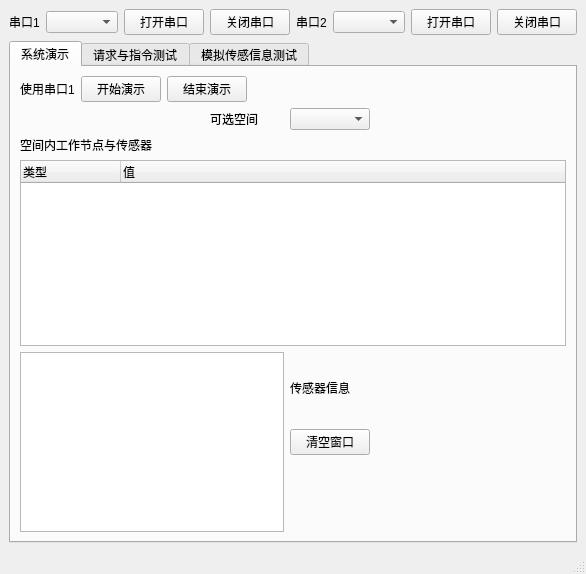
Goldensoap/HWSCS_GUI_TEST, file untitled.ui: the form before one commit.
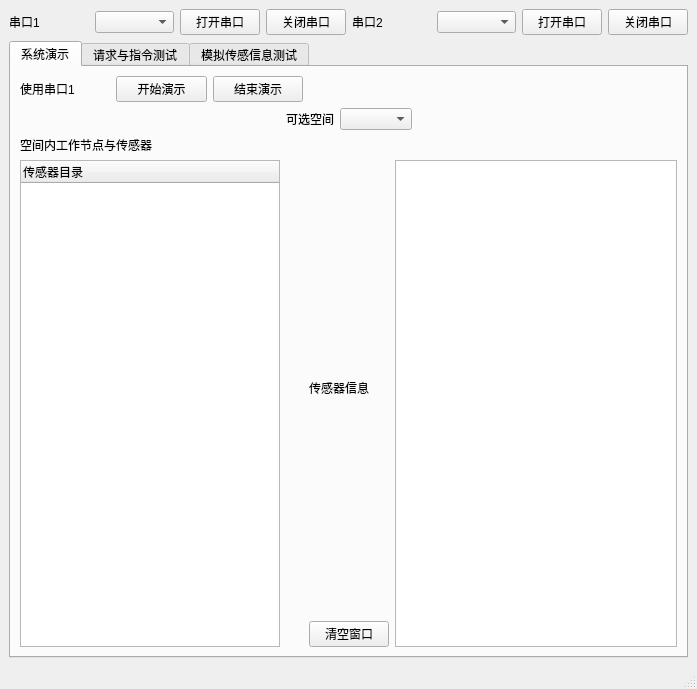
The form after the commit.

Commit message: 修改ui和对应逻辑

```diff
--- a/untitled.ui
+++ b/untitled.ui
@@ -6,8 +6,8 @@
    <rect>
     <x>0</x>
     <y>0</y>
-    <width>562</width>
-    <height>574</height>
+    <width>697</width>
+    <height>689</height>
    </rect>
   </property>
   <property name="windowTitle">
@@ -81,75 +81,32 @@
         <string>系统演示</string>
        </attribute>
        <layout class="QGridLayout" name="gridLayout_5">
-        <item row="4" column="5">
-         <widget class="QLabel" name="label_23">
-          <property name="text">
-           <string>传感器信息</string>
-          </property>
-         </widget>
+        <item row="0" column="0" colspan="2">
+         <layout class="QHBoxLayout" name="horizontalLayout_6">
+          <item>
+           <widget class="QLabel" name="label_24">
+            <property name="text">
+             <string>使用串口1</string>
+            </property>
+           </widget>
+          </item>
+          <item>
+           <widget class="QPushButton" name="StartDemo">
+            <property name="text">
+             <string>开始演示</string>
+            </property>
+           </widget>
+          </item>
+          <item>
+           <widget class="QPushButton" name="EndDemo">
+            <property name="text">
+             <string>结束演示</string>
+            </property>
+           </widget>
+          </item>
+         </layout>
         </item>
-        <item row="3" column="0" colspan="7">
-         <widget class="QTreeWidget" name="SpaceItemTree">
-          <property name="columnCount">
-           <number>2</number>
-          </property>
-          <column>
-           <property name="text">
-            <string>类型</string>
-           </property>
-          </column>
-          <column>
-           <property name="text">
-            <string>值</string>
-           </property>
-          </column>
-         </widget>
-        </item>
-        <item row="2" column="0" colspan="2">
-         <widget class="QLabel" name="label_22">
-          <property name="text">
-           <string>空间内工作节点与传感器</string>
-          </property>
-         </widget>
-        </item>
-        <item row="4" column="6">
-         <spacer name="horizontalSpacer_5">
-          <property name="orientation">
-           <enum>Qt::Horizontal</enum>
-          </property>
-          <property name="sizeHint" stdset="0">
-           <size>
-            <width>191</width>
-            <height>20</height>
-           </size>
-          </property>
-         </spacer>
-        </item>
-        <item row="4" column="0" rowspan="3" colspan="5">
-         <widget class="QTextBrowser" name="DemoDataBrowser"/>
-        </item>
-        <item row="0" column="2" colspan="2">
-         <widget class="QPushButton" name="EndDemo">
-          <property name="text">
-           <string>结束演示</string>
-          </property>
-         </widget>
-        </item>
-        <item row="0" column="0">
-         <widget class="QLabel" name="label_24">
-          <property name="text">
-           <string>使用串口1</string>
-          </property>
-         </widget>
-        </item>
-        <item row="0" column="1">
-         <widget class="QPushButton" name="StartDemo">
-          <property name="text">
-           <string>开始演示</string>
-          </property>
-         </widget>
-        </item>
-        <item row="0" column="4" colspan="3">
+        <item row="0" column="2" colspan="3">
          <spacer name="horizontalSpacer_2">
           <property name="orientation">
            <enum>Qt::Horizontal</enum>
@@ -162,7 +119,7 @@
           </property>
          </spacer>
         </item>
-        <item row="1" column="0" colspan="3">
+        <item row="1" column="0">
          <spacer name="horizontalSpacer_3">
           <property name="orientation">
            <enum>Qt::Horizontal</enum>
@@ -175,17 +132,21 @@
           </property>
          </spacer>
         </item>
-        <item row="1" column="5">
-         <widget class="QComboBox" name="SpaceBox"/>
+        <item row="1" column="1" colspan="3">
+         <layout class="QHBoxLayout" name="horizontalLayout_5">
+          <item>
+           <widget class="QLabel" name="label_21">
+            <property name="text">
+             <string>可选空间</string>
+            </property>
+           </widget>
+          </item>
+          <item>
+           <widget class="QComboBox" name="SpaceBox"/>
+          </item>
+         </layout>
         </item>
-        <item row="1" column="3" colspan="2">
-         <widget class="QLabel" name="label_21">
-          <property name="text">
-           <string>可选空间</string>
-          </property>
-         </widget>
-        </item>
-        <item row="1" column="6">
+        <item row="1" column="4">
          <spacer name="horizontalSpacer_4">
           <property name="orientation">
            <enum>Qt::Horizontal</enum>
@@ -198,25 +159,45 @@
           </property>
          </spacer>
         </item>
-        <item row="5" column="5">
-         <widget class="QPushButton" name="ClearDemoWindow">
+        <item row="2" column="0">
+         <widget class="QLabel" name="label_22">
           <property name="text">
-           <string>清空窗口</string>
+           <string>空间内工作节点与传感器</string>
           </property>
          </widget>
         </item>
-        <item row="5" column="6">
-         <spacer name="horizontalSpacer_9">
-          <property name="orientation">
-           <enum>Qt::Horizontal</enum>
+        <item row="3" column="0">
+         <widget class="QTreeWidget" name="SpaceItemTree">
+          <property name="columnCount">
+           <number>1</number>
           </property>
-          <property name="sizeHint" stdset="0">
-           <size>
-            <width>114</width>
-            <height>20</height>
-           </size>
-          </property>
-         </spacer>
+          <column>
+           <property name="text">
+            <string>传感器目录</string>
+           </property>
+          </column>
+         </widget>
+        </item>
+        <item row="3" column="2">
+         <layout class="QVBoxLayout" name="verticalLayout">
+          <item>
+           <widget class="QLabel" name="label_23">
+            <property name="text">
+             <string>传感器信息</string>
+            </property>
+           </widget>
+          </item>
+          <item>
+           <widget class="QPushButton" name="ClearDemoWindow">
+            <property name="text">
+             <string>清空窗口</string>
+            </property>
+           </widget>
+          </item>
+         </layout>
+        </item>
+        <item row="3" column="3" colspan="2">
+         <widget class="QGraphicsView" name="graphicsView"/>
         </item>
        </layout>
       </widget>
```
Left out of the diff: 8 changed lines with no effect on the pictures. The commit also changes 2 other files.
